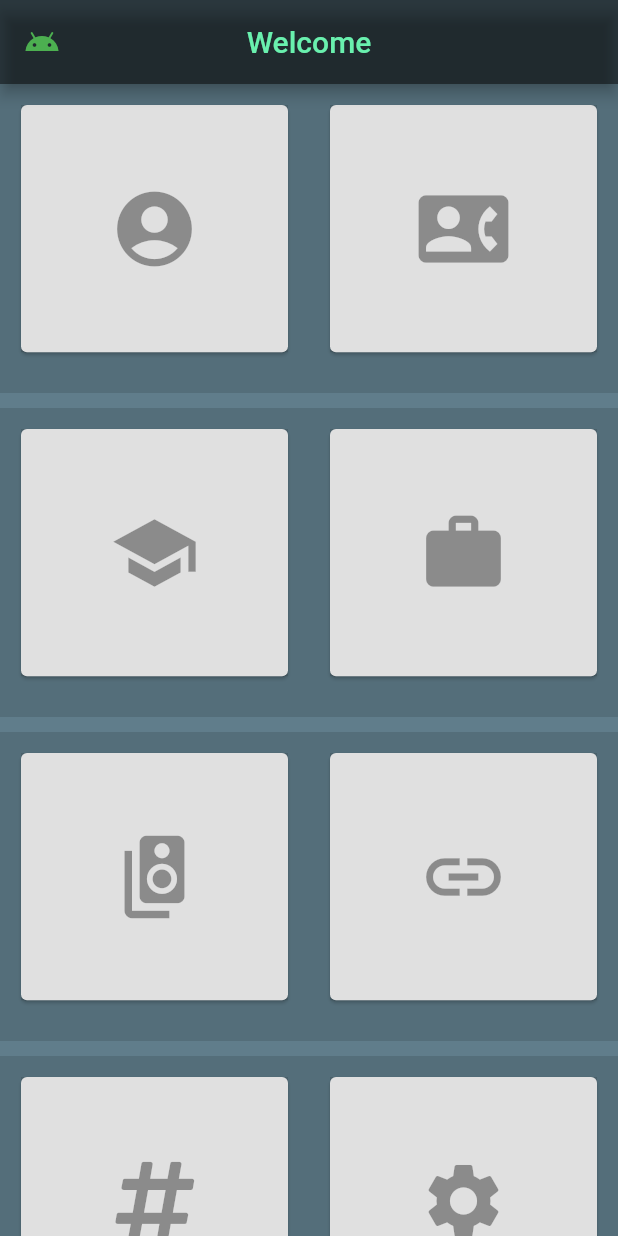
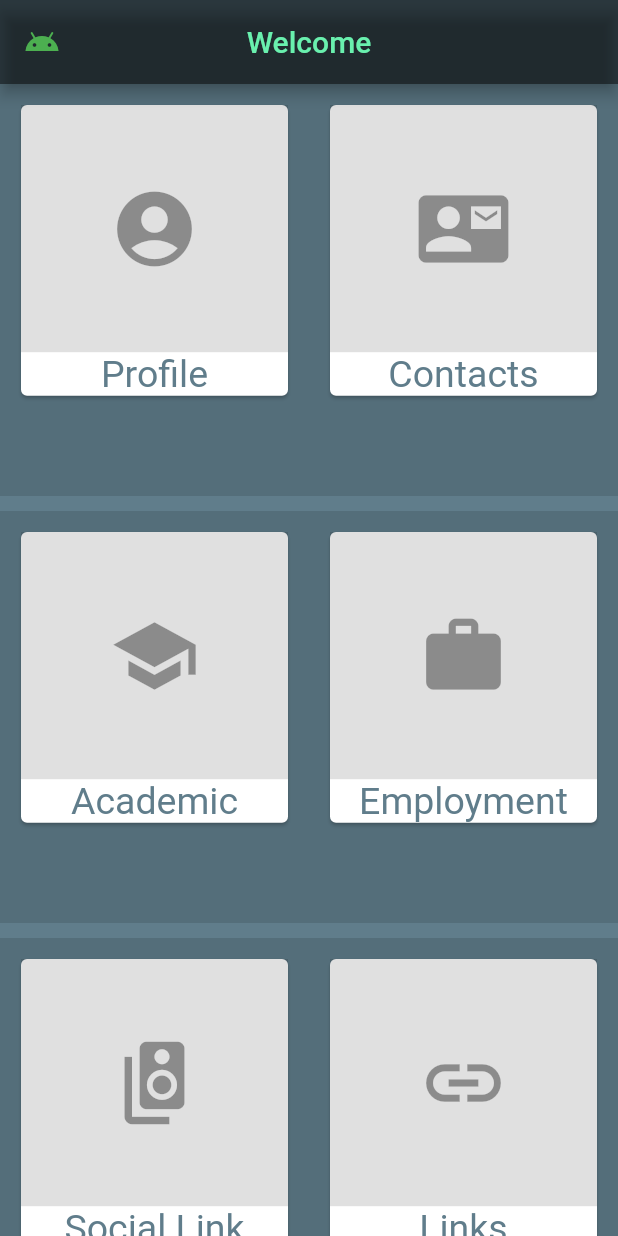
Before and after one commit to FahimDev/glitchApp, a Flutter app: the screen it shows after launch, on a phone screen of 412 x 824 dp. Run offline on Flutter 3.47's test engine with Material 2 defaults, Android fonts, the phone set to English and light mode, and no system bars; our stand-ins replace font_awesome_flutter; Roboto replaces fonts that are missing (Aleo, Raleway).

Commit message:
Menu Button Designs are done

```diff
--- a/lib/main.dart
+++ b/lib/main.dart
@@ -93,7 +93,7 @@ class MyProfileWidget extends StatelessWidget {
     var screenWeight = MediaQuery.of(context).size.width;
     return Container(
       color: Colors.black12,
-      height: screenHeight / 4,
+      height: screenHeight / 3,
       width: screenWeight / 2,
       padding: const EdgeInsets.only(top: 10.0, left: 10.0, right: 10.0),
       child: Column(
@@ -102,15 +102,31 @@ class MyProfileWidget extends StatelessWidget {
             child: InkWell(
               splashColor: Colors.green.withAlpha(100),
               onTap: () {},
-              child: Container(
+              child: Column(
+                children: <Widget>[
+                  Container(
                       width: screenWeight / 2,
                       height: screenHeight / 5,
                       color: Colors.black12,
-                  //alignment: Align.center,
                       child: IconButton(
-                      icon: Icon(Icons.account_circle),
+                          icon: Icon(
+                            Icons.account_circle,
+                          ),
                           iconSize: 60,
                           onPressed: null)),
+                  Container(
+                    child: Text(
+                      "Profile",
+                      style: TextStyle(
+                          fontFamily: 'Aleo',
+                          fontStyle: FontStyle.normal,
+                          //fontWeight: FontWeight.bold,
+                          fontSize: 25.0,
+                          color: Colors.blueGrey),
+                    ),
+                  ),
+                ],
+              ),
             ),
           ),
         ],
@@ -128,7 +144,7 @@ class MyContactWidget extends StatelessWidget {
     var screenWeight = MediaQuery.of(context).size.width;
     return Container(
       color: Colors.black12,
-      height: screenHeight / 4,
+      height: screenHeight / 3,
       width: screenWeight / 2,
       padding: const EdgeInsets.only(top: 10.0, left: 10.0, right: 10.0),
       child: Column(
@@ -137,14 +153,31 @@ class MyContactWidget extends StatelessWidget {
             child: InkWell(
               splashColor: Colors.green.withAlpha(100),
               onTap: () {},
-              child: Container(
+              child: Column(
+                children: <Widget>[
+                  Container(
                       width: screenWeight / 2,
                       height: screenHeight / 5,
                       color: Colors.black12,
                       child: IconButton(
-                      icon: Icon(Icons.contact_phone),
+                          icon: Icon(
+                            Icons.contact_mail,
+                          ),
                           iconSize: 60,
                           onPressed: null)),
+                  Container(
+                    child: Text(
+                      "Contacts",
+                      style: TextStyle(
+                          fontFamily: 'Aleo',
+                          fontStyle: FontStyle.normal,
+                          //fontWeight: FontWeight.bold,
+                          fontSize: 25.0,
+                          color: Colors.blueGrey),
+                    ),
+                  ),
+                ],
+              ),
             ),
           ),
         ],
@@ -162,7 +195,7 @@ class MyAcademicWidget extends StatelessWidget {
     var screenWeight = MediaQuery.of(context).size.width;
     return Container(
       color: Colors.black12,
-      height: screenHeight / 4,
+      height: screenHeight / 3,
       width: screenWeight / 2,
       padding: const EdgeInsets.only(top: 10.0, left: 10.0, right: 10.0),
       child: Column(
@@ -171,12 +204,31 @@ class MyAcademicWidget extends StatelessWidget {
             child: InkWell(
               splashColor: Colors.green.withAlpha(100),
               onTap: () {},
-              child: Container(
+              child: Column(
+                children: <Widget>[
+                  Container(
                       width: screenWeight / 2,
                       height: screenHeight / 5,
                       color: Colors.black12,
                       child: IconButton(
-                      icon: Icon(Icons.school), iconSize: 60, onPressed: null)),
+                          icon: Icon(
+                            Icons.school,
+                          ),
+                          iconSize: 60,
+                          onPressed: null)),
+                  Container(
+                    child: Text(
+                      "Academic",
+                      style: TextStyle(
+                          fontFamily: 'Aleo',
+                          fontStyle: FontStyle.normal,
+                          //fontWeight: FontWeight.bold,
+                          fontSize: 25.0,
+                          color: Colors.blueGrey),
+                    ),
+                  ),
+                ],
+              ),
             ),
           ),
         ],
@@ -194,7 +246,7 @@ class MyWorkWidget extends StatelessWidget {
     var screenWeight = MediaQuery.of(context).size.width;
     return Container(
       color: Colors.black12,
-      height: screenHeight / 4,
+      height: screenHeight / 3,
       width: screenWeight / 2,
       padding: const EdgeInsets.only(top: 10.0, left: 10.0, right: 10.0),
       child: Column(
@@ -203,12 +255,31 @@ class MyWorkWidget extends StatelessWidget {
             child: InkWell(
               splashColor: Colors.green.withAlpha(100),
               onTap: () {},
-              child: Container(
+              child: Column(
+                children: <Widget>[
+                  Container(
                       width: screenWeight / 2,
                       height: screenHeight / 5,
                       color: Colors.black12,
                       child: IconButton(
-                      icon: Icon(Icons.work), iconSize: 60, onPressed: null)),
+                          icon: Icon(
+                            Icons.work,
+                          ),
+                          iconSize: 60,
+                          onPressed: null)),
+                  Container(
+                    child: Text(
+                      "Employment",
+                      style: TextStyle(
+                          fontFamily: 'Aleo',
+                          fontStyle: FontStyle.normal,
+                          //fontWeight: FontWeight.bold,
+                          fontSize: 25.0,
+                          color: Colors.blueGrey),
+                    ),
+                  ),
+                ],
+              ),
             ),
           ),
         ],
@@ -226,7 +297,7 @@ class MyURLWidget extends StatelessWidget {
     var screenWeight = MediaQuery.of(context).size.width;
     return Container(
       color: Colors.black12,
-      height: screenHeight / 4,
+      height: screenHeight / 3,
       width: screenWeight / 2,
       padding: const EdgeInsets.only(top: 10.0, left: 10.0, right: 10.0),
       child: Column(
@@ -235,14 +306,31 @@ class MyURLWidget extends StatelessWidget {
             child: InkWell(
               splashColor: Colors.green.withAlpha(100),
               onTap: () {},
-              child: Container(
+              child: Column(
+                children: <Widget>[
+                  Container(
                       width: screenWeight / 2,
                       height: screenHeight / 5,
                       color: Colors.black12,
                       child: IconButton(
-                      icon: Icon(Icons.speaker_group),
+                          icon: Icon(
+                            Icons.speaker_group,
+                          ),
                           iconSize: 60,
                           onPressed: null)),
+                  Container(
+                    child: Text(
+                      "Social Link",
+                      style: TextStyle(
+                          fontFamily: 'Aleo',
+                          fontStyle: FontStyle.normal,
+                          //fontWeight: FontWeight.bold,
+                          fontSize: 25.0,
+                          color: Colors.blueGrey),
+                    ),
+                  ),
+                ],
+              ),
             ),
           ),
         ],
@@ -260,7 +348,7 @@ class MylinksWidget extends StatelessWidget {
     var screenWeight = MediaQuery.of(context).size.width;
     return Container(
       color: Colors.black12,
-      height: screenHeight / 4,
+      height: screenHeight / 3,
       width: screenWeight / 2,
       padding: const EdgeInsets.only(top: 10.0, left: 10.0, right: 10.0),
       child: Column(
@@ -269,12 +357,31 @@ class MylinksWidget extends StatelessWidget {
             child: InkWell(
               splashColor: Colors.green.withAlpha(100),
               onTap: () {},
-              child: Container(
+              child: Column(
+                children: <Widget>[
+                  Container(
                       width: screenWeight / 2,
                       height: screenHeight / 5,
                       color: Colors.black12,
                       child: IconButton(
-                      icon: Icon(Icons.link), iconSize: 60, onPressed: null)),
+                          icon: Icon(
+                            Icons.link,
+                          ),
+                          iconSize: 60,
+                          onPressed: null)),
+                  Container(
+                    child: Text(
+                      "Links",
+                      style: TextStyle(
+                          fontFamily: 'Aleo',
+                          fontStyle: FontStyle.normal,
+                          //fontWeight: FontWeight.bold,
+                          fontSize: 25.0,
+                          color: Colors.blueGrey),
+                    ),
+                  ),
+                ],
+              ),
             ),
           ),
         ],
@@ -359,7 +466,9 @@ class MySettingsWidget extends StatelessWidget {
                       height: screenHeight / 5,
                       color: Colors.black12,
                       child: IconButton(
-                          icon: Icon(Icons.settings),
+                          icon: Icon(
+                            Icons.settings,
+                          ),
                           iconSize: 60,
                           onPressed: null)),
                   Container(
```
Lines whose indentation alone changed are shown as unchanged.
